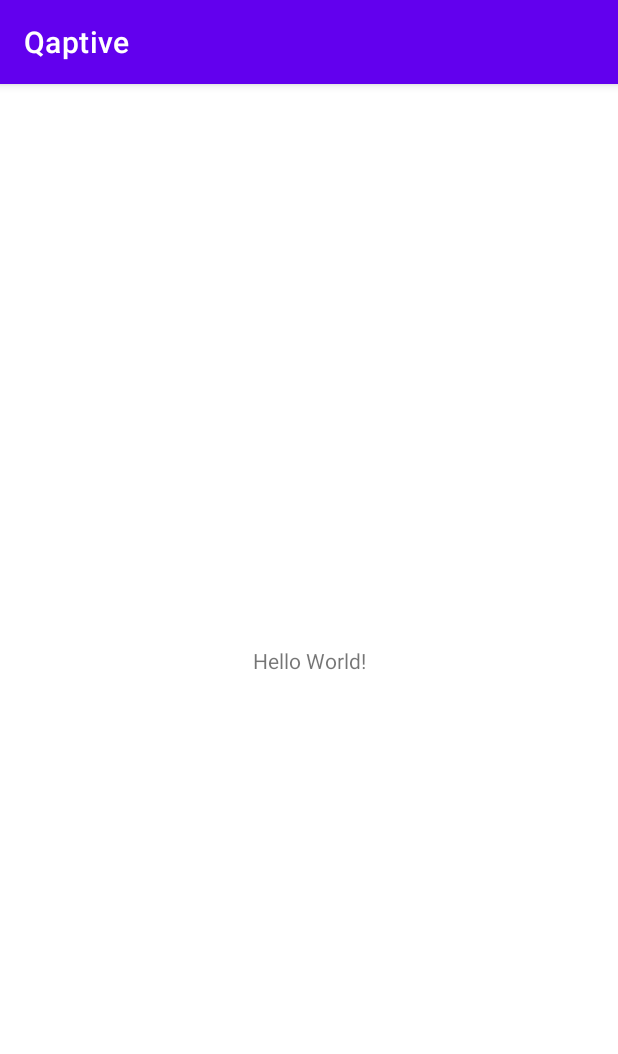
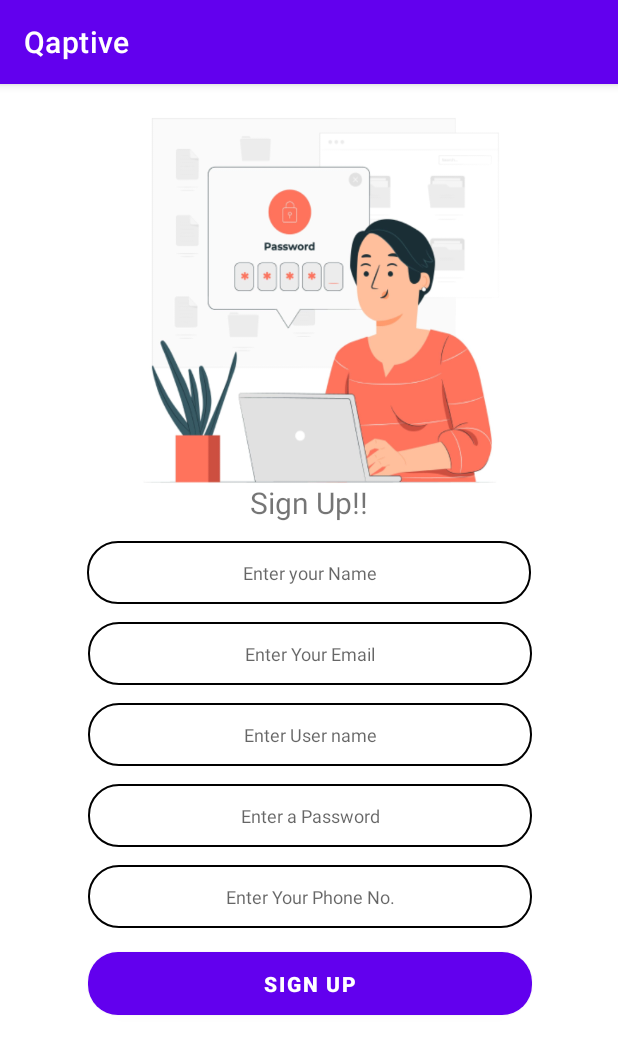
Before and after one commit to ananduremanan/Qaptive, an Android app: the screen it shows after launch (MainActivity), on a phone screen of 412 x 824 dp. Shown: the top 1054 px of the screen. Run offline under Robolectric (Android 15) with nearby library versions, the phone set to English and light mode, and no system bars.

Commit message:
Minor Changes

```diff
--- a/app/build.gradle
+++ b/app/build.gradle
@@ -1,5 +1,6 @@
 plugins {
     id 'com.android.application'
+    id 'com.google.gms.google-services'
 }
 
 android {
@@ -32,6 +33,7 @@ dependencies {
     implementation 'androidx.appcompat:appcompat:1.3.0'
     implementation 'com.google.android.material:material:1.4.0'
     implementation 'androidx.constraintlayout:constraintlayout:2.0.4'
+    implementation 'com.google.firebase:firebase-auth:21.0.7'
     testImplementation 'junit:junit:4.13.2'
     androidTestImplementation 'androidx.test.ext:junit:1.1.3'
     androidTestImplementation 'androidx.test.espresso:espresso-core:3.4.0'
--- a/app/src/main/AndroidManifest.xml
+++ b/app/src/main/AndroidManifest.xml
@@ -10,6 +10,12 @@
         android:supportsRtl="true"
         android:theme="@style/Theme.Qaptive">
         <activity
+            android:name=".homeactivity"
+            android:exported="false" />
+        <activity
+            android:name=".SigninActivity"
+            android:exported="false" />
+        <activity
             android:name=".MainActivity"
             android:exported="true">
             <intent-filter>
--- /dev/null
+++ b/app/src/main/res/drawable/btn_shape.xml
@@ -0,0 +1,10 @@
+<?xml version="1.0" encoding="utf-8"?>
+<shape xmlns:android="http://schemas.android.com/apk/res/android">
+
+    <solid android:color="@color/teal_200"/>
+    <corners
+        android:bottomLeftRadius="20dp"
+        android:bottomRightRadius="20dp"
+        android:topLeftRadius="20dp"
+        android:topRightRadius="20dp"/>
+</shape>
--- /dev/null
+++ b/app/src/main/res/drawable/edit_shape.xml
@@ -0,0 +1,11 @@
+<?xml version="1.0" encoding="utf-8"?>
+<shape xmlns:android="http://schemas.android.com/apk/res/android">
+
+    <stroke android:color="@color/black"
+        android:width="1dp" />
+    <corners
+        android:bottomLeftRadius="20dp"
+        android:bottomRightRadius="20dp"
+        android:topLeftRadius="20dp"
+        android:topRightRadius="20dp"/>
+</shape>
--- a/app/src/main/res/layout/activity_main.xml
+++ b/app/src/main/res/layout/activity_main.xml
@@ -4,15 +4,113 @@
     xmlns:tools="http://schemas.android.com/tools"
     android:layout_width="match_parent"
     android:layout_height="match_parent"
+    android:background="@drawable/signup"
     tools:context=".MainActivity">
 
+    <EditText
+        android:id="@+id/name"
+        android:layout_width="296dp"
+        android:layout_height="42dp"
+        android:layout_marginTop="12dp"
+        android:background="@drawable/edit_shape"
+        android:ems="10"
+        android:fontFamily="sans-serif"
+        android:hint="Enter your Name"
+        android:inputType="textPersonName"
+        android:textAlignment="center"
+        android:textSize="12sp"
+        app:layout_constraintEnd_toEndOf="parent"
+        app:layout_constraintHorizontal_bias="0.5"
+        app:layout_constraintStart_toStartOf="parent"
+        app:layout_constraintTop_toBottomOf="@+id/textView" />
+
+    <EditText
+        android:id="@+id/email"
+        android:layout_width="296dp"
+        android:layout_height="42dp"
+        android:layout_marginTop="12dp"
+        android:background="@drawable/edit_shape"
+        android:ems="10"
+        android:hint="Enter Your Email"
+        android:inputType="textEmailAddress"
+        android:textAlignment="center"
+        android:textSize="12sp"
+        app:layout_constraintEnd_toEndOf="parent"
+        app:layout_constraintHorizontal_bias="0.504"
+        app:layout_constraintStart_toStartOf="parent"
+        app:layout_constraintTop_toBottomOf="@+id/name" />
+
+    <EditText
+        android:id="@+id/user_name"
+        android:layout_width="296dp"
+        android:layout_height="42dp"
+        android:layout_marginTop="12dp"
+        android:background="@drawable/edit_shape"
+        android:ems="10"
+        android:hint="Enter User name"
+        android:inputType="textPersonName"
+        android:textAlignment="center"
+        android:textSize="12sp"
+        app:layout_constraintEnd_toEndOf="parent"
+        app:layout_constraintHorizontal_bias="0.504"
+        app:layout_constraintStart_toStartOf="parent"
+        app:layout_constraintTop_toBottomOf="@+id/email" />
+
+    <EditText
+        android:id="@+id/password"
+        android:layout_width="296dp"
+        android:layout_height="42dp"
+        android:layout_marginTop="12dp"
+        android:background="@drawable/edit_shape"
+        android:ems="10"
+        android:hint="Enter a Password"
+        android:inputType="textPassword"
+        android:textAlignment="center"
+        android:textSize="12sp"
+        app:layout_constraintEnd_toEndOf="parent"
+        app:layout_constraintHorizontal_bias="0.504"
+        app:layout_constraintStart_toStartOf="parent"
+        app:layout_constraintTop_toBottomOf="@+id/user_name" />
+
+    <EditText
+        android:id="@+id/phone"
+        android:layout_width="296dp"
+        android:layout_height="42dp"
+        android:layout_marginTop="12dp"
+        android:background="@drawable/edit_shape"
+        android:ems="10"
+        android:hint="Enter Your Phone No."
+        android:inputType="phone"
+        android:textAlignment="center"
+        android:textAllCaps="true"
+        android:textSize="12sp"
+        app:layout_constraintEnd_toEndOf="parent"
+        app:layout_constraintHorizontal_bias="0.504"
+        app:layout_constraintStart_toStartOf="parent"
+        app:layout_constraintTop_toBottomOf="@+id/password" />
+
+    <Button
+        android:id="@+id/signupbtn"
+        android:layout_width="296dp"
+        android:layout_height="42dp"
+        android:layout_marginTop="16dp"
+        android:background="@drawable/btn_shape"
+        android:text="Sign Up"
+        android:textStyle="bold"
+        app:layout_constraintEnd_toEndOf="parent"
+        app:layout_constraintHorizontal_bias="0.504"
+        app:layout_constraintStart_toStartOf="parent"
+        app:layout_constraintTop_toBottomOf="@+id/phone" />
+
     <TextView
+        android:id="@+id/textView"
         android:layout_width="wrap_content"
         android:layout_height="wrap_content"
-        android:text="Hello World!"
-        app:layout_constraintBottom_toBottomOf="parent"
-        app:layout_constraintLeft_toLeftOf="parent"
-        app:layout_constraintRight_toRightOf="parent"
+        android:layout_marginTop="265dp"
+        android:text="Sign Up!!"
+        android:textSize="20sp"
+        app:layout_constraintEnd_toEndOf="parent"
+        app:layout_constraintHorizontal_bias="0.5"
+        app:layout_constraintStart_toStartOf="parent"
         app:layout_constraintTop_toTopOf="parent" />
-
 </androidx.constraintlayout.widget.ConstraintLayout>
--- a/app/src/main/res/values/colors.xml
+++ b/app/src/main/res/values/colors.xml
@@ -3,7 +3,7 @@
     <color name="purple_200">#FFBB86FC</color>
     <color name="purple_500">#FF6200EE</color>
     <color name="purple_700">#FF3700B3</color>
-    <color name="teal_200">#FF03DAC5</color>
+    <color name="teal_200">#1A6990</color>
     <color name="teal_700">#FF018786</color>
     <color name="black">#FF000000</color>
     <color name="white">#FFFFFFFF</color>
--- a/build.gradle
+++ b/build.gradle
@@ -1,4 +1,8 @@
-// Top-level build file where you can add configuration options common to all sub-projects/modules.
+buildscript {
+    dependencies {
+        classpath 'com.google.gms:google-services:4.3.13'
+    }
+}// Top-level build file where you can add configuration options common to all sub-projects/modules.
 plugins {
     id 'com.android.application' version '7.1.1' apply false
     id 'com.android.library' version '7.1.1' apply false
```
Also changed, not shown: app/src/main/java/com/example/qaptive/SigninActivity.java (added, +14 -0 lines), app/src/main/java/com/example/qaptive/homeactivity.java (added, +14 -0 lines), app/src/main/res/layout/activity_homeactivity.xml (added, +33 -0 lines), app/src/main/res/layout/activity_signin.xml (added, +66 -0 lines), app/src/main/res/drawable/Home.png (added), app/src/main/res/drawable/Login.png (added), app/src/main/res/drawable/Splash.png (added), app/src/main/res/drawable/signup.png (added), 1 other file.
